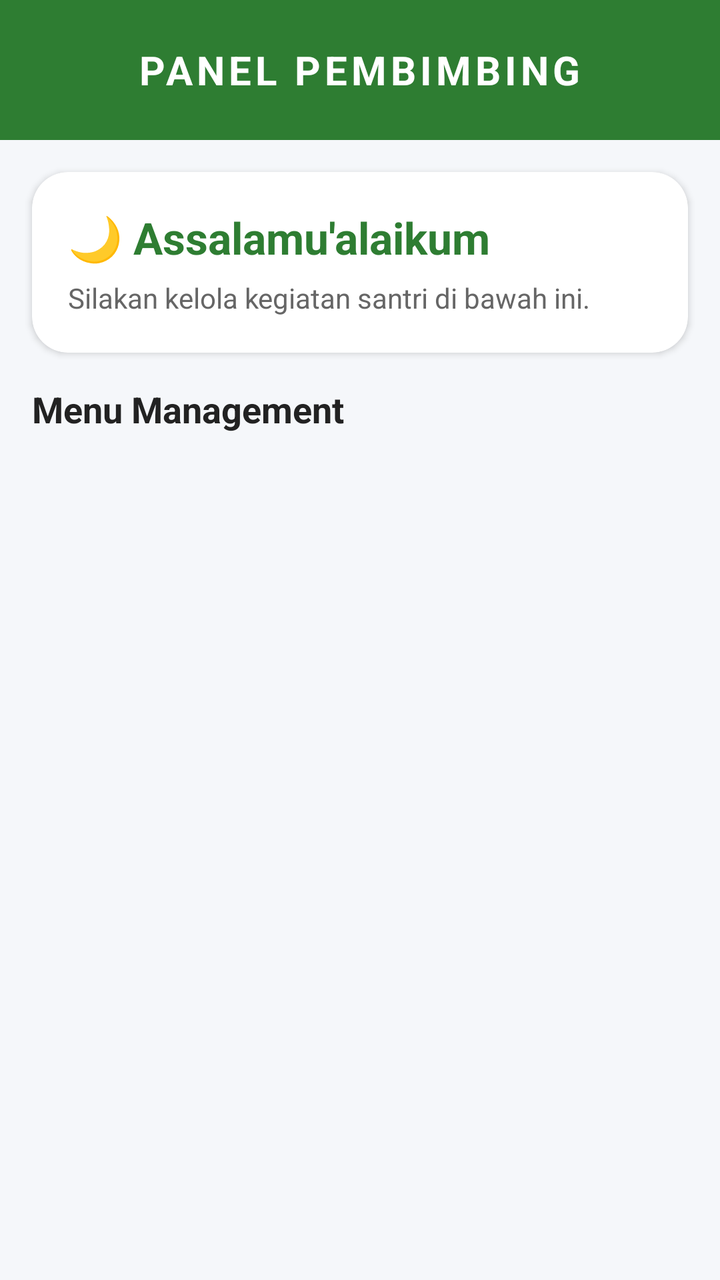
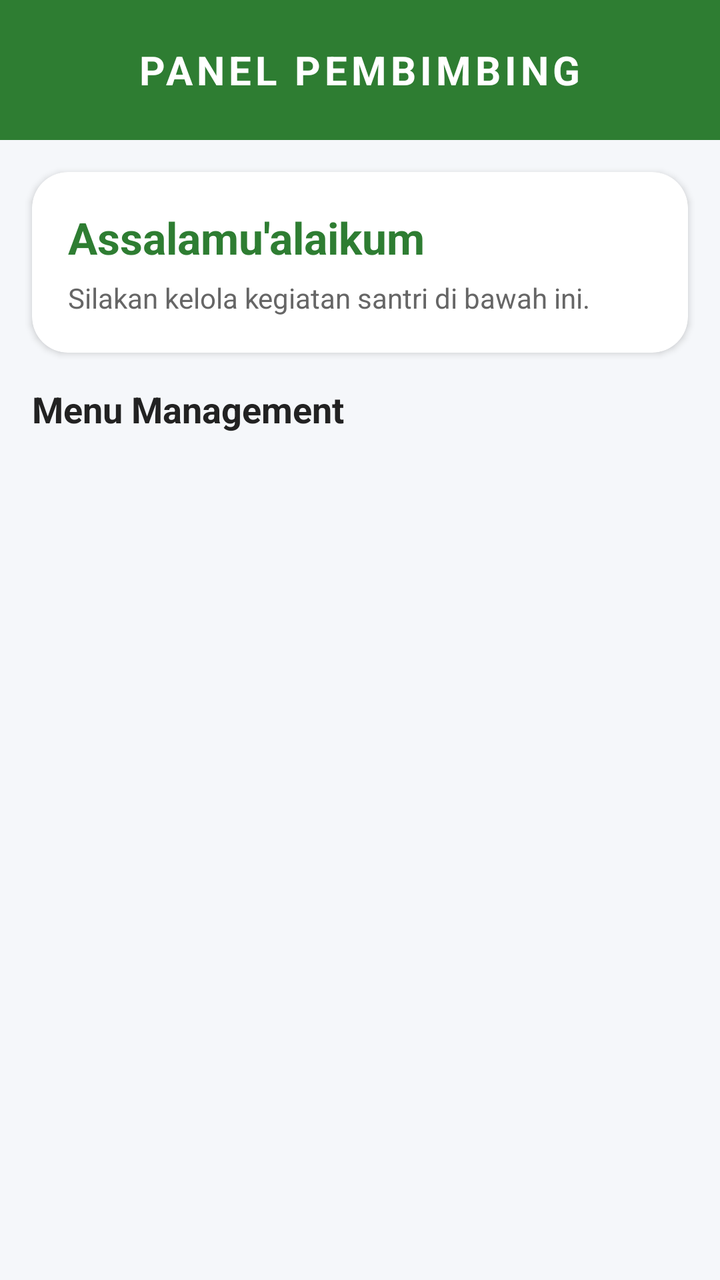

Before-and-after screenshots of an Android layout around one commit, followed by the original layout XML and the change that was made.
<!-- AndroidManifest.xml: application theme Theme.RamadhanDigital -->
<!-- res/layout/fragment_beranda_guru.xml -->
<?xml version="1.0" encoding="utf-8"?>
<androidx.core.widget.NestedScrollView xmlns:android="http://schemas.android.com/apk/res/android"
    xmlns:app="http://schemas.android.com/apk/res-auto"
    android:layout_width="match_parent"
    android:layout_height="match_parent"
    android:background="#F5F7FA"
    android:fillViewport="true">

    <LinearLayout
        android:layout_width="match_parent"
        android:layout_height="wrap_content"
        android:orientation="vertical">

        
        <LinearLayout
            android:layout_width="match_parent"
            android:layout_height="70dp"
            android:background="#2E7D32"
            android:gravity="center">

            <TextView
                android:layout_width="wrap_content"
                android:layout_height="wrap_content"
                android:text="PANEL PEMBIMBING"
                android:textColor="@android:color/white"
                android:textSize="20sp"
                android:textStyle="bold"
                android:letterSpacing="0.1" />

        </LinearLayout>

        
        <androidx.cardview.widget.CardView
            android:layout_width="match_parent"
            android:layout_height="wrap_content"
            android:layout_margin="16dp"
            app:cardCornerRadius="18dp"
            app:cardElevation="2dp">

            <LinearLayout
                android:layout_width="match_parent"
                android:layout_height="wrap_content"
                android:orientation="vertical"
                android:padding="18dp">

                <TextView
                    android:id="@+id/tvGreeting"
                    android:layout_width="wrap_content"
                    android:layout_height="wrap_content"
                    android:text="🌙 Assalamu'alaikum"
                    android:textColor="#2E7D32"
                    android:textSize="22sp"
                    android:textStyle="bold" />

                <TextView
                    android:layout_width="wrap_content"
                    android:layout_height="wrap_content"
                    android:layout_marginTop="6dp"
                    android:text="Silakan kelola kegiatan santri di bawah ini."
                    android:textColor="#666666"
                    android:textSize="14sp" />

            </LinearLayout>

        </androidx.cardview.widget.CardView>

        
        <TextView
            android:layout_width="wrap_content"
            android:layout_height="wrap_content"
            android:layout_marginStart="16dp"
            android:text="Menu Management"
            android:textColor="#222222"
            android:textSize="18sp"
            android:textStyle="bold" />

        <androidx.recyclerview.widget.RecyclerView
            android:id="@+id/rvMenu"
            android:layout_width="match_parent"
            android:layout_height="wrap_content"
            android:layout_margin="16dp"
            android:nestedScrollingEnabled="false" />

    </LinearLayout>

</androidx.core.widget.NestedScrollView>
<!-- resources referenced by this layout -->
<resources>
  <style name="Theme.RamadhanDigital" parent="Theme.MaterialComponents.Light.NoActionBar">
  
          <item name="colorPrimary">#2E7D32</item>
          <item name="colorPrimaryVariant">#1B5E20</item>
          <item name="colorSecondary">#4CAF50</item>
  
          <item name="colorOnPrimary">@color/white</item>
          <item name="colorOnSecondary">@color/white</item>
  
          <item name="android:windowBackground">@android:color/white</item>
  
          <item name="android:statusBarColor">#2E7D32</item>
          <item name="android:navigationBarColor">@android:color/white</item>
  
          <item name="android:windowLightStatusBar">true</item>
  
          
          <item name="bottomNavigationStyle">@style/App.BottomNavigationView</item>
      </style>
  <color name="white">#FFFFFF</color>
  <style name="App.BottomNavigationView" parent="Widget.MaterialComponents.BottomNavigationView">
          <item name="itemActiveIndicatorStyle">@style/App.Custom.Indicator</item>
          <item name="itemTextAppearanceActive">@style/App.BottomNav.Text.Active</item>
          <item name="itemTextAppearanceInactive">@style/App.BottomNav.Text.Inactive</item>
      </style>
  <style name="App.Custom.Indicator" parent="Widget.Material3.BottomNavigationView.ActiveIndicator">
          
          <item name="android:color">#E8F5E9</item>
          <item name="android:width">60dp</item>
          <item name="android:height">40dp</item>
      </style>
  <style name="App.BottomNav.Text.Active" parent="TextAppearance.MaterialComponents.Caption">
          <item name="android:textStyle">bold</item>
          <item name="android:textSize">14sp</item>
      </style>
  <style name="App.BottomNav.Text.Inactive" parent="TextAppearance.MaterialComponents.Caption">
          <item name="android:textStyle">normal</item>
          <item name="android:textSize">12sp</item>
      </style>
</resources>

<!-- the commit's change to res/layout/fragment_beranda_guru.xml (unified diff, before → after) -->
@@ -47,7 +47,7 @@
                     android:id="@+id/tvGreeting"
                     android:layout_width="wrap_content"
                     android:layout_height="wrap_content"
-                    android:text="🌙 Assalamu'alaikum"
+                    android:text="Assalamu'alaikum"
                     android:textColor="#2E7D32"
                     android:textSize="22sp"
                     android:textStyle="bold" />
